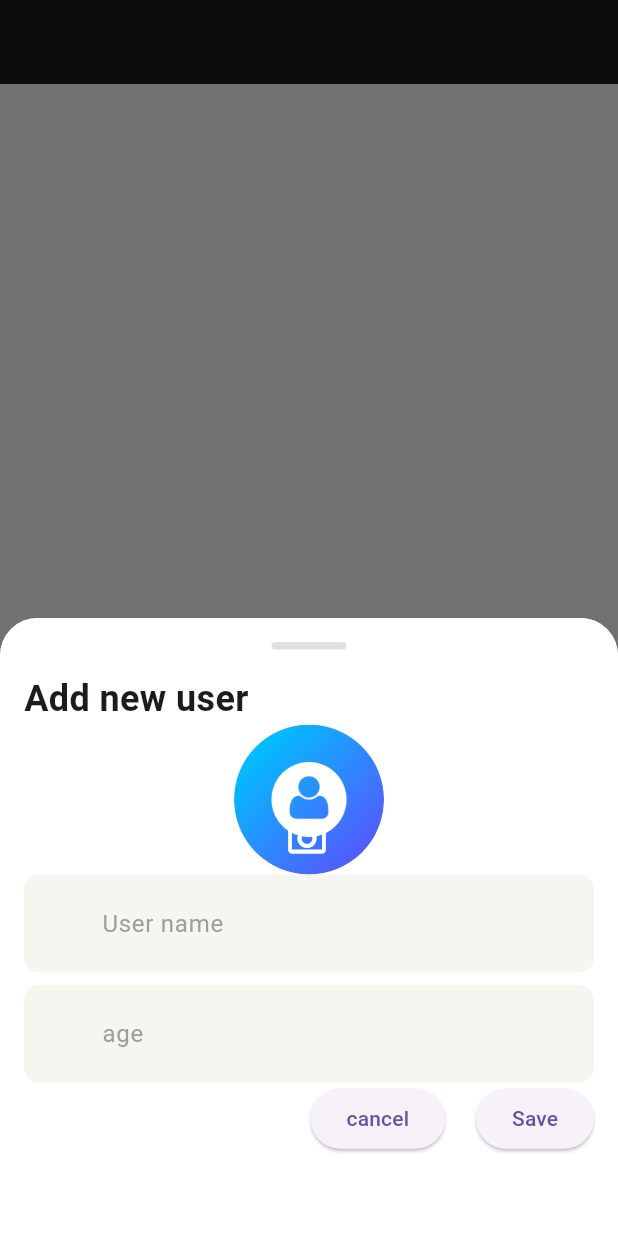
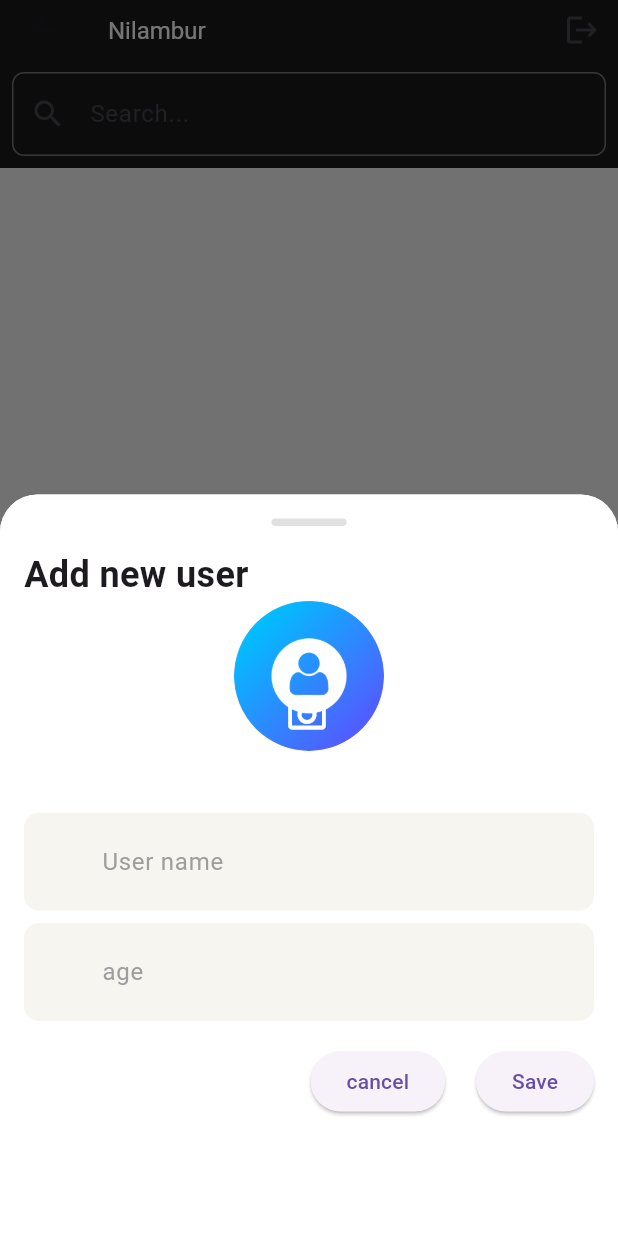
Before and after one commit to SuhailJafrinmk/total-x-machine-test, a Flutter app: the HomeScreen screen opened directly, after a tap on the "add" icon, on a phone screen of 412 x 824 dp. Run offline on Flutter 3.47's test engine with Material 3 defaults, Android fonts, the phone set to English and light mode, and no system bars; our stand-ins replace bloc, cloud_firestore, either_dart, firebase_auth, firebase_core, firebase_storage and 5 more; accounts and stored records are empty.

Commit message:
added fetching userdata updated the ui-remaining sorting

```diff
--- /dev/null
+++ b/devtools_options.yaml
@@ -0,0 +1 @@
+extensions:
--- a/lib/blocs/userData/userdata_bloc.dart
+++ b/lib/blocs/userData/userdata_bloc.dart
@@ -15,27 +15,33 @@ part 'userdata_event.dart';
 part 'userdata_state.dart';
 
 class UserdataBloc extends Bloc<UserdataEvent, UserdataState> {
-  FirebaseService firebaseService=FirebaseService();
-  UserCredential ? userCredential;
+  FirebaseService firebaseService = FirebaseService();
+  UserCredential? userCredential;
   UserdataBloc() : super(UserdataInitial()) {
-  on<AddNewUser>(addNewUser);
-  on<PickImageEvent>(pickImageEvent);
+    on<AddNewUser>(addNewUser);
+    on<PickImageEvent>(pickImageEvent);
+    on<GetUserDatasEvent>(getUserDatasEvent);
+    on<LogOutButtonClickedEvent>(logOutButtonClickedEvent);
   }
 
   FutureOr<void> addNewUser(AddNewUser event, Emitter<UserdataState> emit) {
     emit(UserDataAddingState());
-    final Result result=firebaseService.addUser(event.userModel);
-    result.fold((failure) => emit(UserDataAddErrorState(message: failure)), (success) => UserDataAddedSuccessState());
+    final Result result = firebaseService.addUser(event.userModel);
+    result.fold((failure) => emit(UserDataAddErrorState(message: failure)),
+        (success) => emit(UserDataAddedSuccessState()));
   }
 
-  FutureOr<void> pickImageEvent(PickImageEvent event, Emitter<UserdataState> emit)async{
+  FutureOr<void> pickImageEvent(
+      PickImageEvent event, Emitter<UserdataState> emit) async {
     try {
-      final ImagePicker imagePicker=ImagePicker();
-      final XFile? image=await imagePicker.pickImage(source: ImageSource.gallery);
-      if(image!=null){
+      final ImagePicker imagePicker = ImagePicker();
+      final XFile? image =
+          await imagePicker.pickImage(source: ImageSource.gallery);
+      if (image != null) {
         emit(ImagePickedState(imageFile: image));
-        final result=await firebaseService.uploadImage(image);
-        result.fold((left) => ImageUploadingErrorState(message: left), (right) =>ImageUploadedSuccessState(imageUrl: right) );
+        final result = await firebaseService.uploadImage(image);
+        result.fold((left) => emit(ImageUploadingErrorState(message: left)),
+            (right) => emit(ImageUploadedSuccessState(imageUrl: right)));
       }
     } catch (e) {
       logError('there is an error ${e.toString()}');
@@ -43,5 +49,16 @@ class UserdataBloc extends Bloc<UserdataEvent, UserdataState> {
     }
   }
 
+  FutureOr<void> getUserDatasEvent(
+      GetUserDatasEvent event, Emitter<UserdataState> emit)async{
+        logInfo('get user event is running...');
+    final result = await firebaseService.getUsers();
+    result.fold((left) => emit(UserDatasFetchingError(errorMessage: left)),
+        (right) => emit(UserDatasFetchedSuccess(users: right)));
+  }
 
+  FutureOr<void> logOutButtonClickedEvent(LogOutButtonClickedEvent event, Emitter<UserdataState> emit)async{
+    final  response=await firebaseService.logoutUser();
+    response.fold((left) => emit(UserLogOutError(message: left)), (right) => emit(UserLogOutSuccess()));
+  }
 }
--- a/lib/blocs/userData/userdata_event.dart
+++ b/lib/blocs/userData/userdata_event.dart
@@ -7,3 +7,5 @@ class AddNewUser extends UserdataEvent{
   AddNewUser({required this.userModel});
 }
 class PickImageEvent extends UserdataEvent{}
+class GetUserDatasEvent extends UserdataEvent{}
+class LogOutButtonClickedEvent extends UserdataEvent{}
--- a/lib/blocs/userData/userdata_state.dart
+++ b/lib/blocs/userData/userdata_state.dart
@@ -27,3 +27,20 @@ class ImageUploadedSuccessState extends UserdataState{
   final String imageUrl;
   ImageUploadedSuccessState({required this.imageUrl});
 }
+
+class UserDatasFetchedSuccess extends UserdataState{
+  final List<UserModel> users;
+  UserDatasFetchedSuccess({required this.users});
+
+}
+class UserDatasFetchingError extends UserdataState{
+  final String errorMessage;
+  UserDatasFetchingError({required this.errorMessage});
+}
+
+class UserLogOutSuccess extends UserdataState{}
+class UserLogOutError extends UserdataState{
+  final String message;
+  UserLogOutError({required this.message});
+
+}
--- a/lib/main.dart
+++ b/lib/main.dart
@@ -21,7 +21,7 @@ Future<void> main() async {
         create: (context) => AuthenticationBloc(LoginScreenInitialState()),
       ),
       BlocProvider(
-        create: (context) => UserdataBloc(),
+        create: (context) => UserdataBloc()..add(GetUserDatasEvent()),
       )
     ],
     child: const MyApp(),
--- a/lib/services/firebase_service.dart
+++ b/lib/services/firebase_service.dart
@@ -51,6 +51,7 @@ Future<Either<String, String>> uploadImage(XFile image) async {
     final UploadTask uploadTask = ref.putFile(File(image.path));
     final TaskSnapshot snapshot = await uploadTask;
     final String downloadUrl = await snapshot.ref.getDownloadURL();
+    logInfo('the download url of the image is $downloadUrl-printing inside upload image...');
     return Right(downloadUrl);
   } catch (e) {
     logError('there is an error ${e.toString()}');
@@ -58,5 +59,31 @@ Future<Either<String, String>> uploadImage(XFile image) async {
   }
 }
 
+  Future<Either<String, List<UserModel>>> getUsers() async {
+    try {
+      logInfo('fetching userdata from firebase....');
+      final QuerySnapshot snapshot = await firestore.collection('Users').get();
+      final List<UserModel> users = snapshot.docs.map((doc) {
+      final data = doc.data() as Map<String, dynamic>;
+      return UserModel.fromMap(data);
+      }).toList();
+      logInfo('successfully mapped the usermodels in to list');
+      return Right(users);
+    } catch (e) {
+      logError('There was an error: ${e.toString()}');
+      return Left(e.toString());
+    }
+  }
+
+    Result logoutUser()async{
+    try {
+      await auth.signOut();
+      return const Right(null);
+    } catch (e) {
+      logError('there is an error ${e.toString()}');
+      return Left(e.toString());
+    }
+   }
+
 
 }
--- a/lib/view/screens/user/home_screen.dart
+++ b/lib/view/screens/user/home_screen.dart
@@ -1,19 +1,117 @@
 import 'package:flutter/material.dart';
+import 'package:flutter_bloc/flutter_bloc.dart';
+import 'package:totelx_machine_test/blocs/userData/userdata_bloc.dart';
+import 'package:totelx_machine_test/constants/app_colors.dart';
+import 'package:totelx_machine_test/constants/app_text_styles.dart';
+import 'package:totelx_machine_test/development_only/custom_debugger.dart';
+import 'package:totelx_machine_test/model/user_model.dart';
+import 'package:totelx_machine_test/view/screens/authentication/number_input_screen.dart';
+import 'package:totelx_machine_test/view/screens/user/widgets/user_tile.dart';
 import 'package:totelx_machine_test/view/ui_utilities/bottom_sheet.dart';
+import 'package:totelx_machine_test/view/ui_utilities/logout_alert.dart';
 
-class HomeScreen extends StatelessWidget {
+class HomeScreen extends StatefulWidget {
   const HomeScreen({super.key});
 
   @override
+  State<HomeScreen> createState() => _HomeScreenState();
+}
+
+class _HomeScreenState extends State<HomeScreen> {
+  final TextEditingController _searchController = TextEditingController();
+  List<UserModel> _users = [];
+  List<UserModel> _filteredUsers = [];
+
+  @override
+  void _filterUsers(String query) {
+    setState(() {
+      _filteredUsers = _users
+          .where((user) =>
+              user.username.toLowerCase().contains(query.toLowerCase()))
+          .toList();
+    });
+  }
+
+  @override
   Widget build(BuildContext context) {
-    return Scaffold(
-      resizeToAvoidBottomInset: false,
-      floatingActionButton: FloatingActionButton(onPressed: (){
-        showCustomBottomSheet(context);
-      },child: Icon(Icons.add),),
-      appBar: AppBar(
+    logInfo('we are now inside the homescreen widget...');
+    final Size size = MediaQuery.of(context).size;
 
+    return BlocListener<UserdataBloc, UserdataState>(
+      listener: (context, state) {
+        if (state is UserLogOutSuccess) {
+          Navigator.pushReplacement(context,
+              MaterialPageRoute(builder: (context) => PhoneNumberVerificationScreen()));
+        }
+        if (state is UserDatasFetchedSuccess) {
+          setState(() {
+            _users = state.users;
+            _filteredUsers = _users;
+          });
+        }
+      },
+      child: Scaffold(
+        resizeToAvoidBottomInset: false,
+        floatingActionButton: CircleAvatar(
+          backgroundColor: AppColors.primaryColor,
+          radius: 30,
+          child: IconButton(
+            onPressed: ()=>showCustomBottomSheet(context),
+             icon: Icon(Icons.add,color: Colors.white,)),
+        ),
+        appBar: AppBar(
+          title: Text(
+            'Nilambur',
+            style: AppTextStyles.body.copyWith(color: Colors.white),
+          ),
+          actions: [
+            IconButton(onPressed: () {
+              showLogoutConfirmationDialog(context);
+            }, icon: Icon(Icons.logout)),
+          ],
+          bottom: PreferredSize(
+            preferredSize: Size.fromHeight(56.0),
+            child: Padding(
+              padding: const EdgeInsets.all(8.0),
+              child: TextField(
+                style: TextStyle(color: Colors.white),
+                controller: _searchController,
+                decoration: InputDecoration(
+                  hintText: 'Search...',
+                  prefixIcon: Icon(Icons.search),
+                  border: OutlineInputBorder(
+                    borderRadius: BorderRadius.circular(8.0),
+                  ),
+                ),
+                onChanged: (query) {
+                  _filterUsers(query);
+                },
+              ),
+            ),
+          ),
+        ),
+        body: SizedBox(
+          height: size.height,
+          width: size.width,
+          child: _filteredUsers.isNotEmpty
+              ? ListView.builder(
+                padding: EdgeInsets.all(10),
+                  itemCount: _filteredUsers.length,
+                  itemBuilder: (context, index) {
+                    final user = _filteredUsers[index];
+                    logInfo('the items in the list are ${_filteredUsers.length}');
+                    return UserTile(userModel: user);
+                  },
+                )
+              : const Center(child: Text('No users found')),
+        ),
       ),
     );
   }
+
+  @override
+  void dispose() {
+    _searchController.dispose();
+    super.dispose();
+  }
 }
--- a/lib/view/ui_utilities/bottom_sheet.dart
+++ b/lib/view/ui_utilities/bottom_sheet.dart
@@ -3,6 +3,7 @@ import 'package:flutter_bloc/flutter_bloc.dart';
 import 'package:image_picker/image_picker.dart';
 import 'package:totelx_machine_test/blocs/userData/userdata_bloc.dart';
 import 'package:totelx_machine_test/constants/app_images.dart';
+import 'package:totelx_machine_test/development_only/custom_debugger.dart';
 import 'package:totelx_machine_test/model/user_model.dart';
 import 'package:totelx_machine_test/utils/custom_snackbar.dart';
 import 'package:totelx_machine_test/utils/validators.dart';
@@ -43,7 +44,7 @@ void showCustomBottomSheet(BuildContext context) {
             ),
             child: Container(
               padding: const EdgeInsets.all(16.0),
-              height: size.height * .5,
+              height: size.height * .6,
               decoration: const BoxDecoration(
                 color: Colors.white,
                 borderRadius: BorderRadius.vertical(top: Radius.circular(25.0)),
@@ -97,6 +98,7 @@ void showCustomBottomSheet(BuildContext context) {
                         ),
                       ],
                     ),
+                    SizedBox(height: size.height*.05,),
                     CustomTextField(
                         validator: (value) =>
                             ValidatorFunctions.nameValidation(value),
@@ -112,6 +114,7 @@ void showCustomBottomSheet(BuildContext context) {
                         inputType: TextInputType.number,
                         hintText: 'age',
                         textEditingController: userageController),
+                        SizedBox(height: size.height*.02,),
                     Row(
                       mainAxisAlignment: MainAxisAlignment.end,
                       children: [
@@ -127,8 +130,10 @@ void showCustomBottomSheet(BuildContext context) {
                             onPressed: () {
                               if (formKey.currentState!.validate()) {
                                 developer.log('the image url is $imageUrl');
+                                logInfo('the image picked image file is ${imageFile}');
                                 BlocProvider.of<UserdataBloc>(context)
                                 .add(AddNewUser(userModel: UserModel(username: usernameController.text.trim(), age: int.parse(userageController.text.trim()),imageUrl: imageUrl)));
+                                BlocProvider.of<UserdataBloc>(context).add(GetUserDatasEvent());
                               } else {
                                 ScaffoldMessenger.of(context).showSnackBar(
                                     customSnackbar(
```
Also changed, not shown: lib/view/screens/authentication/verify_otp_screen.dart (+73 -43 lines), lib/view/screens/user/widgets/user_tile.dart (added, +49 -0 lines), lib/view/ui_utilities/logout_alert.dart (added, +30 -0 lines).
